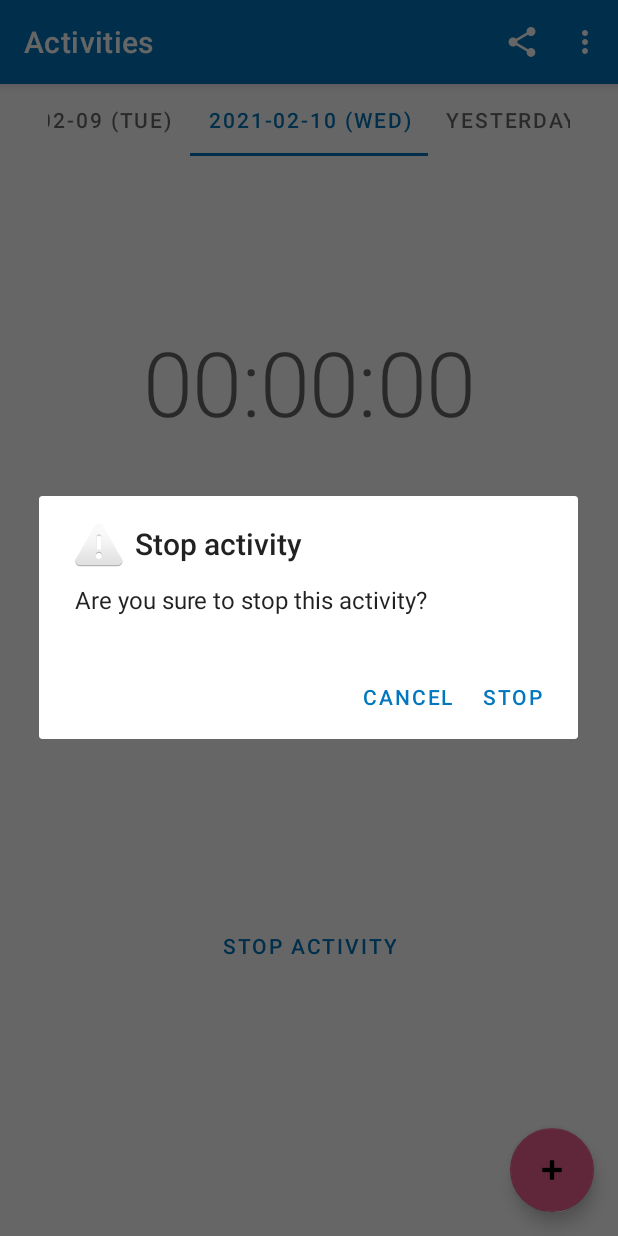
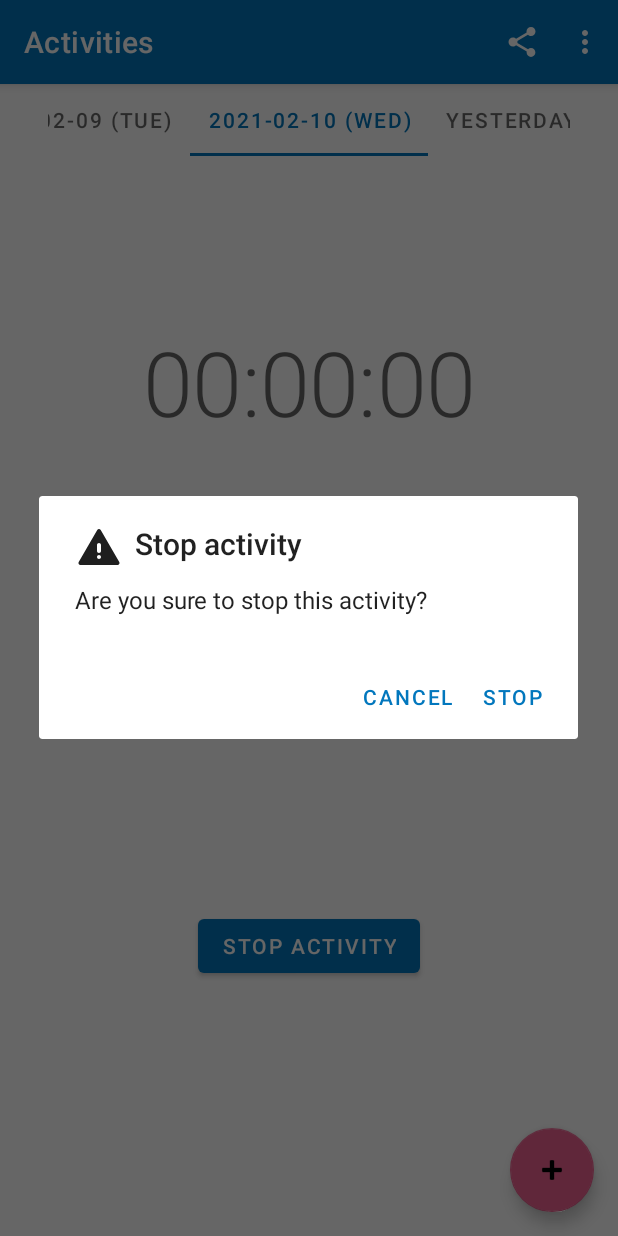
Before and after one commit to charlee/mytimetracker, an Android app: the fragment StopwatchFragment placed in its activity, after a tap on "STOP ACTIVITY", on a phone screen of 412 x 824 dp. Run offline under Robolectric (Android 15) with nearby library versions, the phone set to English and light mode, and no system bars; our stand-ins replace Dagger/Hilt's generated code, Room's generated code, data binding, navigation-ui; libraries missing offline, so code that uses them is left out: androidx.hilt.lifecycle.

Commit message:
replaced dialog icon to support night mode

```diff
--- a/app/src/main/java/com/intelliavant/mytimetracker/StopwatchFragment.kt
+++ b/app/src/main/java/com/intelliavant/mytimetracker/StopwatchFragment.kt
@@ -1,5 +1,6 @@
 package com.intelliavant.mytimetracker
 
+import android.content.res.Configuration
 import android.os.Bundle
 import android.util.Log
 import android.view.LayoutInflater
@@ -76,18 +77,24 @@ class StopwatchFragment : Fragment() {
     }
 
     fun stopWork() {
+        // TODO: replace with isNightModeActive after SDK upgrade
+        val isNightMode = when (requireActivity().resources?.configuration?.uiMode?.and(Configuration.UI_MODE_NIGHT_MASK)) {
+            Configuration.UI_MODE_NIGHT_YES -> true
+            else -> false
+        }
+        val icon = if (isNightMode) R.drawable.ic_round_warning_24_night else R.drawable.ic_round_warning_24
+
         AlertDialog.Builder(requireActivity())
             .setTitle("Stop activity")
             .setMessage("Are you sure to stop this activity?")
             .setPositiveButton(R.string.stop) { dialog, _ ->
-                Log.d("STOPWATCH", "stop work")
                 dialog.dismiss()
                 sm.stop()
 
                 findNavController().popBackStack()
             }
             .setNegativeButton(android.R.string.cancel) { dialog, _ -> dialog.dismiss() }
-            .setIcon(android.R.drawable.ic_dialog_alert)
+            .setIcon(icon)
             .show()
 
     }
--- /dev/null
+++ b/app/src/main/res/drawable/ic_round_warning_24.xml
@@ -0,0 +1,5 @@
+<vector android:autoMirrored="true" android:height="24dp"
+    android:tint="#1F1F1F" android:viewportHeight="24"
+    android:viewportWidth="24" android:width="24dp" xmlns:android="http://schemas.android.com/apk/res/android">
+    <path android:fillColor="@android:color/white" android:pathData="M2.73,21h18.53c0.77,0 1.25,-0.83 0.87,-1.5l-9.27,-16c-0.39,-0.67 -1.35,-0.67 -1.73,0l-9.27,16C1.48,20.17 1.96,21 2.73,21zM12,15c-0.55,0 -1,-0.45 -1,-1v-3c0,-0.55 0.45,-1 1,-1s1,0.45 1,1v3C13,14.55 12.55,15 12,15zM13,17c0,0.55 -0.45,1 -1,1s-1,-0.45 -1,-1s0.45,-1 1,-1S13,16.45 13,17z"/>
+</vector>
--- /dev/null
+++ b/app/src/main/res/drawable/ic_round_warning_24_night.xml
@@ -0,0 +1,5 @@
+<vector android:autoMirrored="true" android:height="24dp"
+    android:tint="#FFFFFF" android:viewportHeight="24"
+    android:viewportWidth="24" android:width="24dp" xmlns:android="http://schemas.android.com/apk/res/android">
+    <path android:fillColor="@android:color/white" android:pathData="M2.73,21h18.53c0.77,0 1.25,-0.83 0.87,-1.5l-9.27,-16c-0.39,-0.67 -1.35,-0.67 -1.73,0l-9.27,16C1.48,20.17 1.96,21 2.73,21zM12,15c-0.55,0 -1,-0.45 -1,-1v-3c0,-0.55 0.45,-1 1,-1s1,0.45 1,1v3C13,14.55 12.55,15 12,15zM13,17c0,0.55 -0.45,1 -1,1s-1,-0.45 -1,-1s0.45,-1 1,-1S13,16.45 13,17z"/>
+</vector>
--- a/app/src/main/res/layout/fragment_stopwatch.xml
+++ b/app/src/main/res/layout/fragment_stopwatch.xml
@@ -69,7 +69,6 @@
             android:layout_height="wrap_content"
             android:layout_marginTop="120dp"
             android:layout_marginBottom="0dp"
-            style="@style/Widget.MaterialComponents.Button.TextButton"
             android:gravity="center"
             android:text="Stop Activity"
             android:visibility="@{isRunning ? View.GONE : View.VISIBLE}"
```
